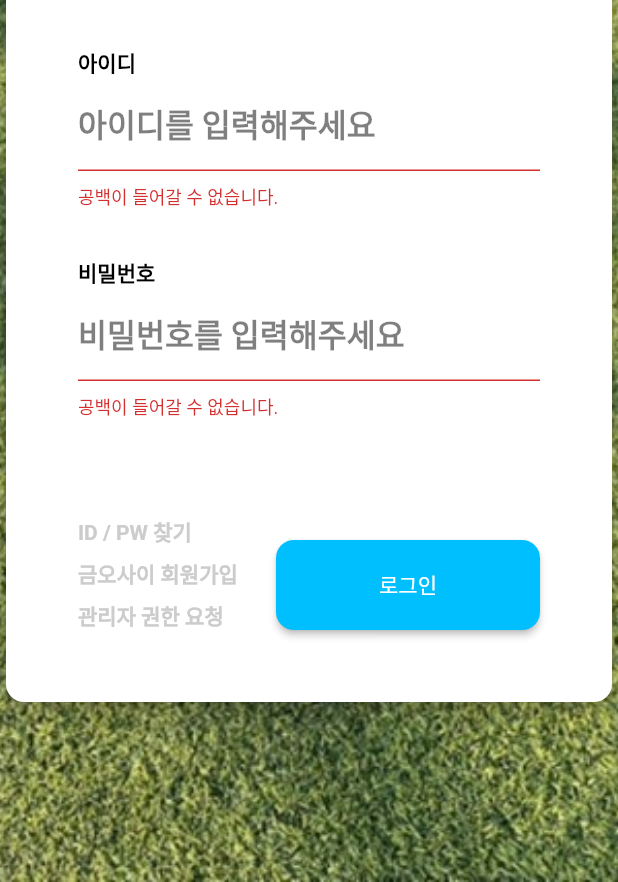
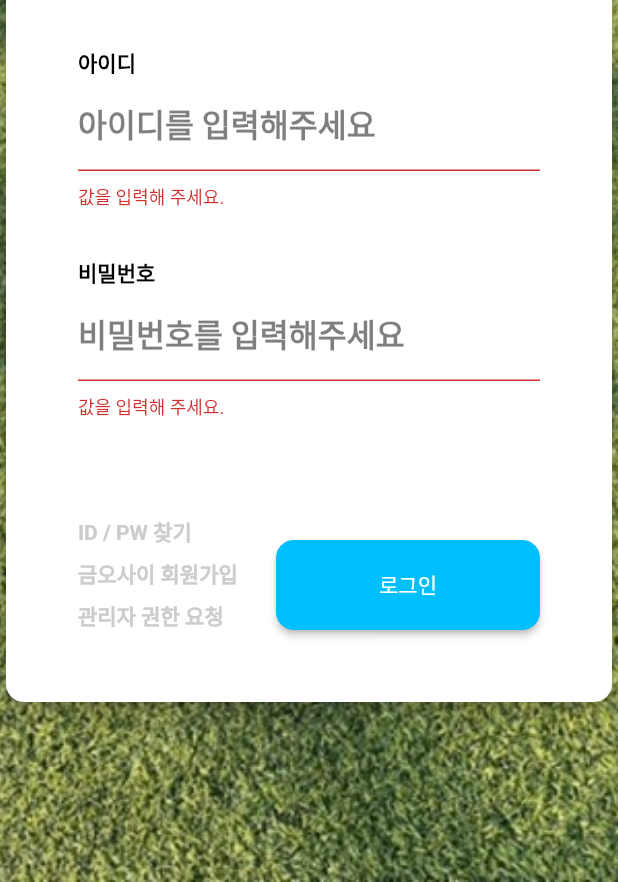
Before and after one commit to kumoh42/futsal-front, a Flutter app: the screen it shows after launch, after a tap on "로그인", on a phone screen of 412 x 824 dp, the part 354-1236 px from its top. Run offline on Flutter 3.47's test engine with Material 2 defaults, Android fonts, the phone set to English and light mode, and no system bars; our stand-ins replace dio, flutter_dotenv, flutter_riverpod, flutter_secure_storage, go_router, retrofit and 2 more; missing offline and left inert: universal_html; generated files the repository leaves out were written again.

Commit message:
[FIX] 입력이 없을 시 에러 문구 수정

```diff
--- a/flutter_front/lib/auth/util/validation_util.dart
+++ b/flutter_front/lib/auth/util/validation_util.dart
@@ -4,7 +4,8 @@ final RegExp passwordRegex =
 String? validatePassword(String? value) {
   if (value == null) return null;
   if (value.isEmpty) {
-    return "공백이 들어갈 수 없습니다.";
+    // 공백 입력은 TextFormField에서 막았으므로, Empty인 경우는 입력을 하지 않았을 때 밖에 없음
+    return "값을 입력해 주세요.";
   } else if (!passwordRegex.hasMatch(value)) {
     return "비밀번호 양식이 옳지 않습니다.";
   } else {
@@ -15,7 +16,7 @@ String? validatePassword(String? value) {
 String? validateId(String? value) {
   if (value == null) return null;
   if (value.isEmpty) {
-    return "공백이 들어갈 수 없습니다.";
+    return "값을 입력해 주세요.";
   } else {
     return null;
   }
```
